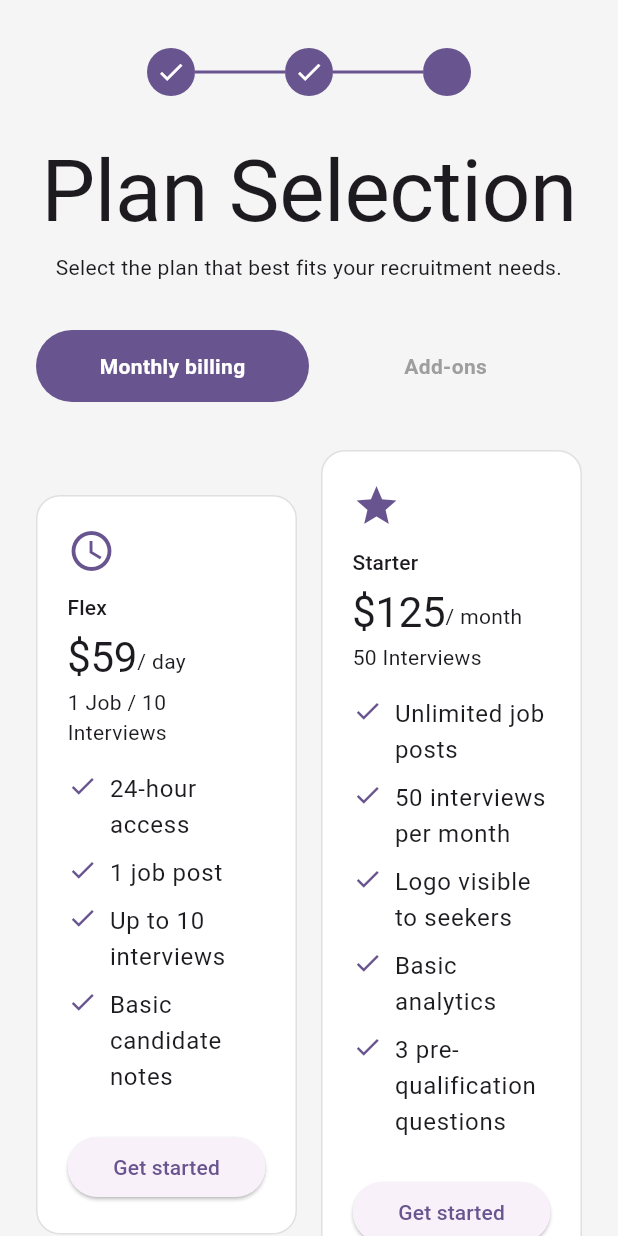
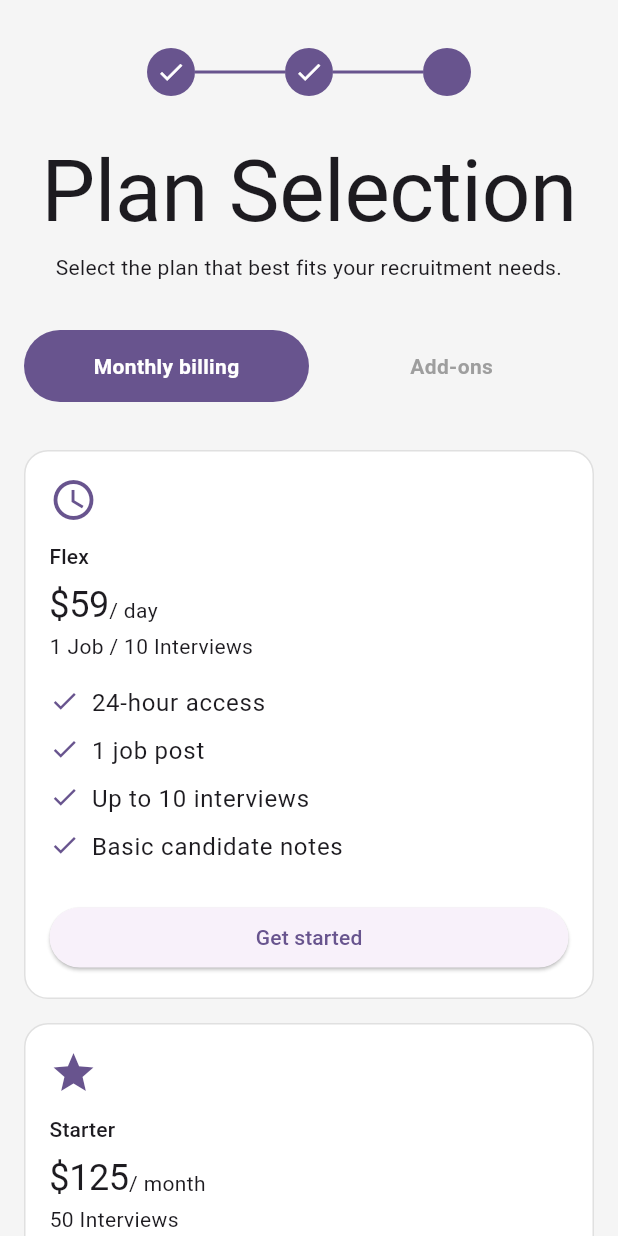
Before and after one commit to synergylabsdev/team2, a Flutter app: the _SubscriptionPageContent screen opened directly, after a tap on "Monthly billing", on a phone screen of 412 x 824 dp. Run offline on Flutter 3.47's test engine with Material 3 defaults, Android fonts, the phone set to English and light mode, and no system bars; our stand-ins replace bloc, cloud_firestore, cloud_functions, firebase_auth, firebase_core, flutter_bloc and 1 more; missing offline and left inert: flutter_stripe; accounts and stored records are empty.

Commit message:
Fix mobile layout issues in subscription page - responsive design for mobile devices

```diff
--- a/lib/features/subscriptions/presentation/pages/subscription_page.dart
+++ b/lib/features/subscriptions/presentation/pages/subscription_page.dart
@@ -27,7 +27,9 @@ class _SubscriptionPageContent extends StatelessWidget {
         child: BlocBuilder<SubscriptionCubit, SubscriptionState>(
           builder: (context, state) {
             return SingleChildScrollView(
-              padding: const EdgeInsets.symmetric(horizontal: 24),
+              padding: EdgeInsets.symmetric(
+                horizontal: MediaQuery.of(context).size.width < 600 ? 16 : 24,
+              ),
               child: Column(
                 crossAxisAlignment: CrossAxisAlignment.stretch,
                 children: [
@@ -190,6 +192,90 @@ class _SubscriptionPageContent extends StatelessWidget {
   }
 
   Widget _buildMonthlyPlans(BuildContext context) {
+    final screenWidth = MediaQuery.of(context).size.width;
+    final isMobile = screenWidth < 600;
+
+    if (isMobile) {
+      // Mobile: Stack cards vertically
+      return Column(
+        children: [
+          _PlanCard(
+            icon: Icons.access_time,
+            title: 'Flex',
+            price: '\$59',
+            period: '/ day',
+            detail: '1 Job / 10 Interviews',
+            features: const [
+              '24-hour access',
+              '1 job post',
+              'Up to 10 interviews',
+              'Basic candidate notes',
+            ],
+            buttonText: 'Get started',
+            onPressed: () {
+              context.read<SubscriptionCubit>().purchasePlan('flex');
+            },
+          ),
+          const SizedBox(height: 16),
+          _PlanCard(
+            icon: Icons.star,
+            title: 'Starter',
+            price: '\$125',
+            period: '/ month',
+            detail: '50 Interviews',
+            features: const [
+              'Unlimited job posts',
+              '50 interviews per month',
+              'Logo visible to seekers',
+              'Basic analytics',
+              '3 pre-qualification questions',
+            ],
+            buttonText: 'Get started',
+            onPressed: () {
+              context.read<SubscriptionCubit>().purchasePlan('starter');
+            },
+          ),
+          const SizedBox(height: 16),
+          _PlanCard(
+            icon: Icons.bolt,
+            title: 'Pro',
+            price: '\$299',
+            period: '/ month',
+            detail: '200 Interviews',
+            features: const [
+              'Unlimited job posts',
+              '200 interviews per month',
+              'Advanced analytics dashboard',
+              'Sponsorship discounts',
+              '10 pre-qualification questions',
+            ],
+            buttonText: 'Get started',
+            onPressed: () {
+              context.read<SubscriptionCubit>().purchasePlan('pro');
+            },
+          ),
+          const SizedBox(height: 16),
+          _PlanCard(
+            icon: Icons.business,
+            title: 'Enterprise',
+            price: 'Custom pricing',
+            period: '',
+            detail: 'Unlimited',
+            features: const [
+              'Custom number of interviews',
+              'Multi-user employer access',
+              'Full analytics suite',
+              'Unlimited pre-qual questions',
+            ],
+            buttonText: 'Contact Us',
+            onPressed: () {
+              context.read<SubscriptionCubit>().purchasePlan('enterprise');
+            },
+          ),
+        ],
+      );
+    } else {
+      // Tablet/Desktop: Show 2 cards per row
       return Column(
         children: [
           Row(
@@ -275,7 +361,9 @@ class _SubscriptionPageContent extends StatelessWidget {
                   ],
                   buttonText: 'Contact Us',
                   onPressed: () {
-                  context.read<SubscriptionCubit>().purchasePlan('enterprise');
+                    context.read<SubscriptionCubit>().purchasePlan(
+                      'enterprise',
+                    );
                   },
                 ),
               ),
@@ -284,8 +372,56 @@ class _SubscriptionPageContent extends StatelessWidget {
         ],
       );
     }
+  }
 
   Widget _buildAddOns(BuildContext context) {
+    final screenWidth = MediaQuery.of(context).size.width;
+    final isMobile = screenWidth < 600;
+
+    if (isMobile) {
+      // Mobile: Stack cards vertically
+      return Column(
+        children: [
+          _AddOnCard(
+            title: 'Extra job postings',
+            price: '\$19',
+            description: 'One posting',
+            benefit:
+                'Buy additional job slots when your plan limit is reached.',
+            onPressed: () {
+              context.read<SubscriptionCubit>().purchaseAddOn(
+                'extra_job_posting',
+              );
+            },
+          ),
+          const SizedBox(height: 16),
+          _AddOnCard(
+            title: 'Extra interview bundles',
+            price: '\$25',
+            description: '10 interviews',
+            benefit: 'Add more interview credits without upgrading your plan.',
+            onPressed: () {
+              context.read<SubscriptionCubit>().purchaseAddOn(
+                'extra_interview_bundle',
+              );
+            },
+          ),
+          const SizedBox(height: 16),
+          _AddOnCard(
+            title: 'Priority queue boost',
+            price: '\$9 / month',
+            description: '10 interviews',
+            benefit: 'Give your jobs higher visibility in the interview queue.',
+            onPressed: () {
+              context.read<SubscriptionCubit>().purchaseAddOn(
+                'priority_queue_boost',
+              );
+            },
+          ),
+        ],
+      );
+    } else {
+      // Tablet/Desktop: Show cards in a row
       return Row(
         children: [
           Expanded(
@@ -308,7 +444,8 @@ class _SubscriptionPageContent extends StatelessWidget {
               title: 'Extra interview bundles',
               price: '\$25',
               description: '10 interviews',
-            benefit: 'Add more interview credits without upgrading your plan.',
+              benefit:
+                  'Add more interview credits without upgrading your plan.',
               onPressed: () {
                 context.read<SubscriptionCubit>().purchaseAddOn(
                   'extra_interview_bundle',
@@ -322,7 +459,8 @@ class _SubscriptionPageContent extends StatelessWidget {
               title: 'Priority queue boost',
               price: '\$9 / month',
               description: '10 interviews',
-            benefit: 'Give your jobs higher visibility in the interview queue.',
+              benefit:
+                  'Give your jobs higher visibility in the interview queue.',
               onPressed: () {
                 context.read<SubscriptionCubit>().purchaseAddOn(
                   'priority_queue_boost',
@@ -332,6 +470,7 @@ class _SubscriptionPageContent extends StatelessWidget {
           ),
         ],
       );
+    }
   }
 }
 
@@ -359,7 +498,9 @@ class _PlanCard extends StatelessWidget {
   @override
   Widget build(BuildContext context) {
     return Container(
-      padding: const EdgeInsets.all(20),
+      padding: EdgeInsets.all(
+        MediaQuery.of(context).size.width < 600 ? 16 : 20,
+      ),
       decoration: BoxDecoration(
         color: Colors.white,
         borderRadius: BorderRadius.circular(16),
@@ -377,9 +518,9 @@ class _PlanCard extends StatelessWidget {
             children: [
               Text(
                 price,
-                style: Theme.of(
-                  context,
-                ).textTheme.displayLarge?.copyWith(fontSize: 28),
+                style: Theme.of(context).textTheme.displayLarge?.copyWith(
+                  fontSize: MediaQuery.of(context).size.width < 600 ? 24 : 28,
+                ),
               ),
               if (period.isNotEmpty)
                 Padding(
@@ -449,7 +590,9 @@ class _AddOnCard extends StatelessWidget {
   @override
   Widget build(BuildContext context) {
     return Container(
-      padding: const EdgeInsets.all(20),
+      padding: EdgeInsets.all(
+        MediaQuery.of(context).size.width < 600 ? 16 : 20,
+      ),
       decoration: BoxDecoration(
         color: Colors.grey[50],
         borderRadius: BorderRadius.circular(16),
@@ -461,9 +604,9 @@ class _AddOnCard extends StatelessWidget {
           const SizedBox(height: 12),
           Text(
             price,
-            style: Theme.of(
-              context,
-            ).textTheme.displayLarge?.copyWith(fontSize: 28),
+            style: Theme.of(context).textTheme.displayLarge?.copyWith(
+              fontSize: MediaQuery.of(context).size.width < 600 ? 24 : 28,
+            ),
           ),
           const SizedBox(height: 4),
           Text(description, style: Theme.of(context).textTheme.bodyMedium),
```
Lines whose indentation alone changed are shown as unchanged.
